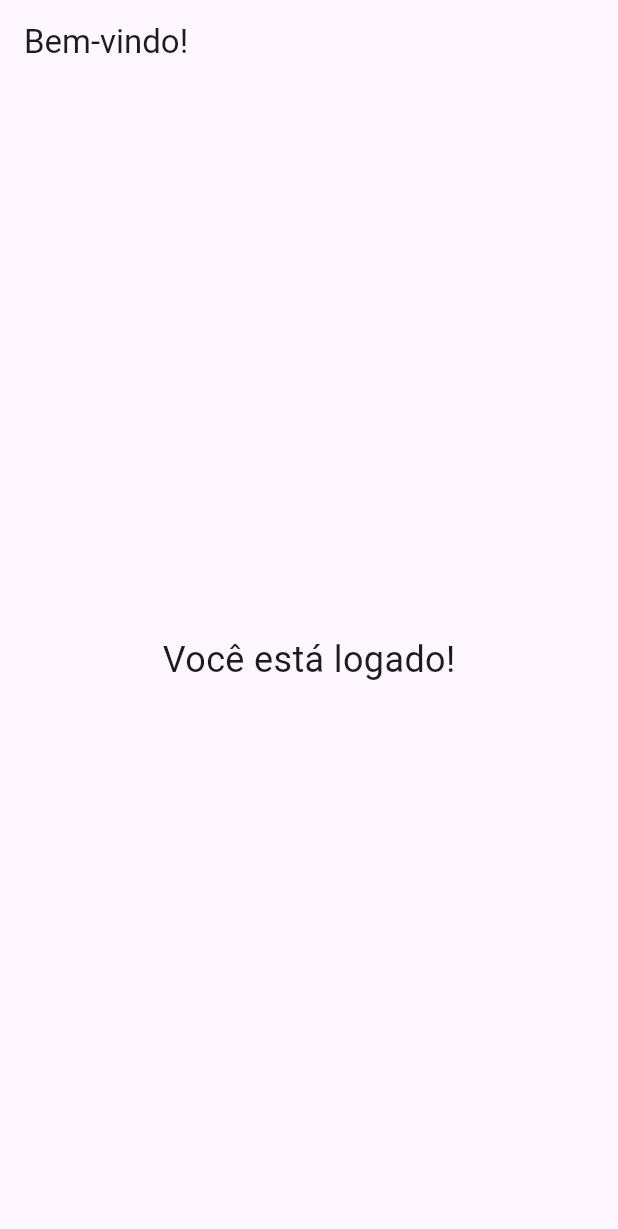
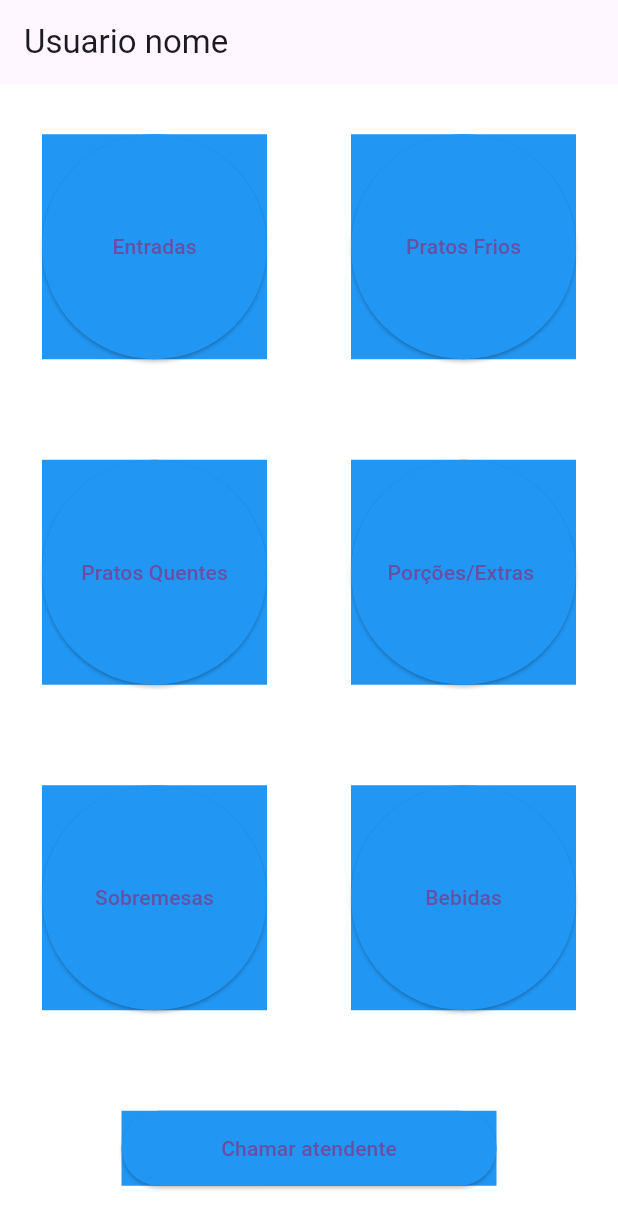
Before and after one commit to LucasSYamashita/Onis, a Flutter app: the HomeScreen screen opened directly, on a phone screen of 412 x 824 dp. Shown: the top 1229 px of the screen. Run offline on Flutter 3.47's test engine with Material 3 defaults, Android fonts, the phone set to English and light mode, and no system bars; our stand-ins replace shared_preferences; accounts and stored records are empty.

Commit message:
Update home_screen.dart

```diff
--- a/lib/Sreens/home_screen.dart
+++ b/lib/Sreens/home_screen.dart
@@ -5,10 +5,117 @@ class HomeScreen extends StatelessWidget {
   Widget build(BuildContext context) {
     return Scaffold(
       appBar: AppBar(
-        title: Text('Bem-vindo!'),
+        title: const Text('Usuario nome'),
       ),
-      body: Center(
-        child: Text('Você está logado!', style: TextStyle(fontSize: 24)),
+      body: Container(
+          color: Colors.white,
+          child: Column(
+            mainAxisAlignment: MainAxisAlignment.spaceAround,
+            crossAxisAlignment: CrossAxisAlignment.center,
+            children: [
+              Row(
+                mainAxisAlignment: MainAxisAlignment.spaceAround,
+                crossAxisAlignment: CrossAxisAlignment.center,
+                children: [
+                  Container(
+                    color: Colors.blue,
+                    width: 150,
+                    height: 150,
+                    child: ElevatedButton(
+                      style: ElevatedButton.styleFrom(backgroundColor: Colors.blue),
+                      onPressed: (){print('Botao');},
+                      child: const Text('Entradas')
+
+                    ),
+                    ),
+                  Container(
+                    color: Colors.blue,
+                    width: 150,
+                    height: 150,
+                    child: ElevatedButton(
+                      style: ElevatedButton.styleFrom(backgroundColor: Colors.blue),
+                      onPressed: (){print('Botao');},
+                      child: const Text('Pratos Frios')
+
+                    ),
+                    ),
+                ],
+              ),
+              Row(
+                mainAxisAlignment: MainAxisAlignment.spaceAround,
+                crossAxisAlignment: CrossAxisAlignment.center,
+                children: [
+                  Container(
+                    color: Colors.blue,
+                    width: 150,
+                    height: 150,
+                    child: ElevatedButton(
+                      style: ElevatedButton.styleFrom(backgroundColor: Colors.blue),
+                      onPressed: (){print('Botao');},
+                      child: const Text('Pratos Quentes')
+
+                    ),
+                    ),
+                  Container(
+                    color: Colors.blue,
+                    width: 150,
+                    height: 150,
+                    child: ElevatedButton(
+                      style: ElevatedButton.styleFrom(backgroundColor: Colors.blue),
+                      onPressed: (){print('Botao');},
+                      child: const Text('Porções/Extras ')
+
+                    ),
+                    ),
+                ],
+              ),
+              Row(
+                mainAxisAlignment: MainAxisAlignment.spaceAround,
+                crossAxisAlignment: CrossAxisAlignment.center,
+                children: [
+                  Container(
+                    color: Colors.blue,
+                    width: 150,
+                    height: 150,
+                    child: ElevatedButton(
+                      style: ElevatedButton.styleFrom(backgroundColor: Colors.blue),
+                      onPressed: (){print('Botao');},
+                      child: const Text('Sobremesas')
+
+                    ),
+                    ),
+                 Container(
+                    color: Colors.blue,
+                    width: 150,
+                    height: 150,
+                    child: ElevatedButton(
+                      style: ElevatedButton.styleFrom(backgroundColor: Colors.blue),
+                      onPressed: (){print('Botao');},
+                      child: const Text('Bebidas')
+
+                    ),
+                    ),
+                ],
+              ),
+              Row(
+                mainAxisAlignment: MainAxisAlignment.spaceAround,
+                crossAxisAlignment: CrossAxisAlignment.center,
+                children: [
+                  Container(
+                    color: Colors.blue,
+                    width: 250,
+                    height: 50,
+                    child: ElevatedButton(
+                      style: ElevatedButton.styleFrom(backgroundColor: Colors.blue),
+                      onPressed: (){print('Botao');},
+                      child: const Text('Chamar atendente')
+
+                    ),
+                    ),
+                ],
+              )
+            ],
+          ),
       ),
     );
   }
```
